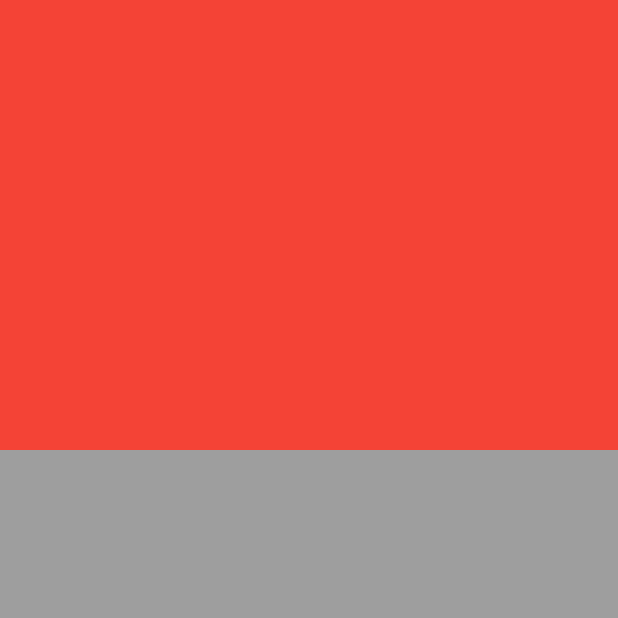
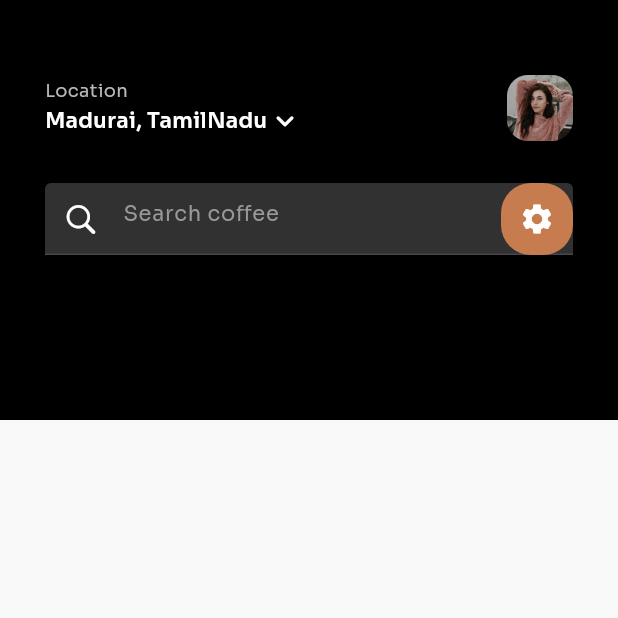
Before and after one commit to ragulsarma/online-coffee-shop-UI, a Flutter app: the HomePage screen opened directly, on a phone screen of 412 x 824 dp, the top half of it. Run offline on Flutter 3.47's test engine with Material 3 defaults, Android fonts, the phone set to English and light mode, and no system bars; our stand-ins replace flutter_svg, get.

Commit message:
home page search and location widget implementation

```diff
--- a/lib/screens/home_page.dart
+++ b/lib/screens/home_page.dart
@@ -1,3 +1,7 @@
+import 'package:coffee_shop_mobile_app/utils/app_colors.dart';
+import 'package:coffee_shop_mobile_app/utils/app_icons.dart';
+import 'package:coffee_shop_mobile_app/widgets/home_page_widgets/location_widget.dart';
+import 'package:coffee_shop_mobile_app/widgets/home_page_widgets/search_widget.dart';
 import 'package:flutter/material.dart';
 
 class HomePage extends StatefulWidget {
@@ -11,10 +15,27 @@ class _HomePageState extends State<HomePage> {
   @override
   Widget build(BuildContext context) {
     return Scaffold(
-      backgroundColor: Colors.grey,
-      body: Container(
-        height: 300,
-        color: Colors.red,
+      backgroundColor: AppColors.pageBgColor,
+      body: Column(
+        children: [
+          Container(
+            height: 280,
+            color: Colors.black,
+            padding: const EdgeInsets.symmetric(horizontal: 30.0),
+            child: const Column(
+              children: [
+                SizedBox(
+                  height: 50,
+                ),
+                LocationWidget(),
+                SizedBox(
+                  height: 28,
+                ),
+                SearchWidget(),
+              ],
+            ),
+          ),
+        ],
       ),
     );
   }
--- a/lib/utils/app_colors.dart
+++ b/lib/utils/app_colors.dart
@@ -3,4 +3,6 @@ import 'package:flutter/material.dart';
 class AppColors {
   static const Color primaryColor = Color(0XFFC67C4E);
   static const Color textGreyColor = Color(0XFFA9A9A9);
+  static const Color pageBgColor = Color(0XFFF9F9F9);
+  static const Color greyColor = Color(0XFFB7B7B7);
 }
--- a/lib/utils/app_icons.dart
+++ b/lib/utils/app_icons.dart
@@ -3,6 +3,7 @@ class AppIcons {
   static const String imagePath = 'assets/images';
 
   static const String welcomePageBg = '$imagePath/welcome_page_bg.png';
+  static const String dpImage = '$imagePath/dp_image.png';
 
   static const String homeIcon = '$iconPath/home_icon.svg';
   static const String notificationIcon = '$iconPath/notification_icon.svg';
--- /dev/null
+++ b/lib/widgets/home_page_widgets/location_widget.dart
@@ -0,0 +1,45 @@
+import 'package:coffee_shop_mobile_app/utils/app_colors.dart';
+import 'package:coffee_shop_mobile_app/utils/app_icons.dart';
+import 'package:flutter/material.dart';
+
+class LocationWidget extends StatelessWidget {
+  const LocationWidget({super.key});
+
+  @override
+  Widget build(BuildContext context) {
+    return Row(
+      mainAxisAlignment: MainAxisAlignment.spaceBetween,
+      children: [
+        const Column(
+          crossAxisAlignment: CrossAxisAlignment.start,
+          children: [
+            Text(
+              'Location',
+              style: TextStyle(
+                  color: AppColors.greyColor, fontSize: 12),
+            ),
+            Row(
+              children: [
+                Text(
+                  'Madurai, TamilNadu',
+                  style: TextStyle(
+                      color: Colors.white,
+                      fontWeight: FontWeight.w600),
+                ),
+                Icon(
+                  Icons.keyboard_arrow_down_rounded,
+                  color: Colors.white,
+                )
+              ],
+            ),
+          ],
+        ),
+        Image.asset(
+          AppIcons.dpImage,
+          width: 44,
+          height: 44,
+        )
+      ],
+    );
+  }
+}
--- /dev/null
+++ b/lib/widgets/home_page_widgets/search_widget.dart
@@ -0,0 +1,32 @@
+import 'package:coffee_shop_mobile_app/utils/app_colors.dart';
+import 'package:coffee_shop_mobile_app/utils/app_icons.dart';
+import 'package:flutter/cupertino.dart';
+import 'package:flutter/material.dart';
+
+class SearchWidget extends StatelessWidget {
+  const SearchWidget({Key? key}) : super(key: key);
+
+  @override
+  Widget build(BuildContext context) {
+    return Container(
+      child: TextField(
+        style: TextStyle(color: Colors.white),
+        decoration: InputDecoration(
+            prefixIcon: Icon(CupertinoIcons.search, color: Colors.white,),
+            suffixIcon: Container(
+              padding: EdgeInsets.all(5),
+              // margin: EdgeInsets.symmetric(horizontal: 5, vertical: 5),
+              decoration: BoxDecoration(
+                color: AppColors.primaryColor,
+                borderRadius: BorderRadius.all(Radius.circular(20))
+              ),
+              child: Icon(Icons.settings, color: Colors.white,),
+            ),
+            filled: true,
+            hintText: 'Search coffee',
+            hintStyle: TextStyle(fontSize: 14, color: Color(0XFF989898)),
+            fillColor: Color(0XFF313131)),
+      ),
+    );
+  }
+}
--- a/pubspec.yaml
+++ b/pubspec.yaml
@@ -48,7 +48,7 @@ flutter:
 
   # To add assets to your application, add an assets section, like this:
   assets:
-     - assets/images/welcome_page_bg.png
+     - assets/images/
      - assets/icons/
 
   fonts:
```
Also changed, not shown: assets/images/dp_image.png (added).
